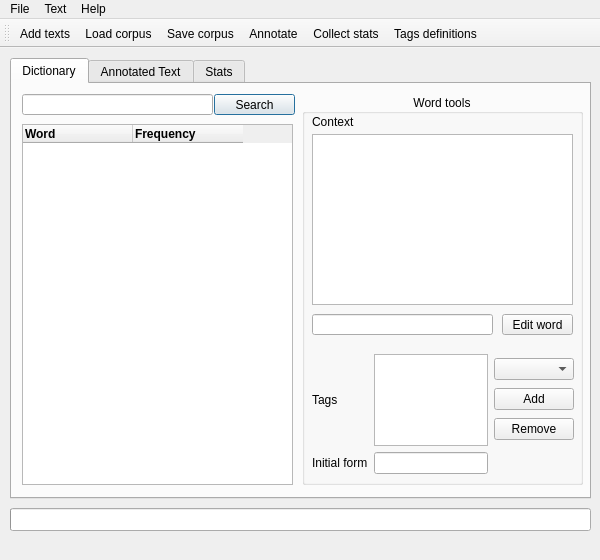
This is App/app_window.ui in vladrrv/BSU-NLP as Qt 5 draws it before an edit. The edited form follows.
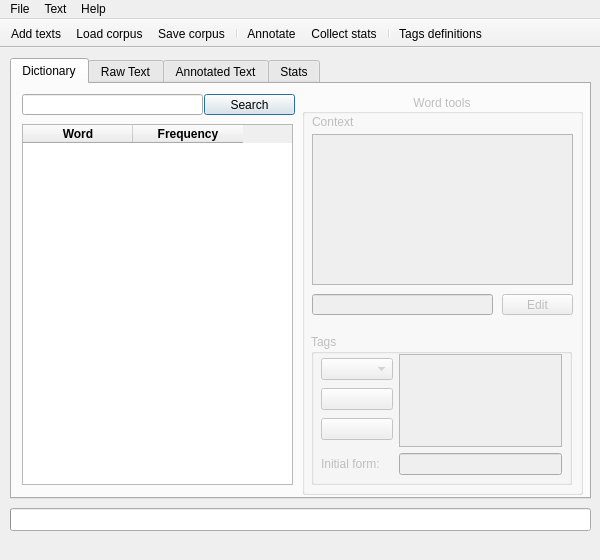
This is the edited form. The open tabs and pages were chosen to show the change. Icons and pictures are not drawn.

```diff
--- a/App/app_window.ui
+++ b/App/app_window.ui
@@ -117,7 +117,7 @@
         </font>
        </property>
        <property name="textAlignment">
-        <set>AlignLeading|AlignVCenter</set>
+        <set>AlignCenter</set>
        </property>
        <property name="background">
         <color alpha="20">
@@ -138,7 +138,7 @@
         </font>
        </property>
        <property name="textAlignment">
-        <set>AlignLeading|AlignVCenter</set>
+        <set>AlignCenter</set>
        </property>
        <property name="background">
         <color alpha="20">
@@ -152,9 +152,9 @@
      <widget class="QPushButton" name="pb_search">
       <property name="geometry">
        <rect>
-        <x>202</x>
+        <x>192</x>
         <y>10</y>
-        <width>81</width>
+        <width>91</width>
         <height>21</height>
        </rect>
       </property>
@@ -170,18 +170,21 @@
        <rect>
         <x>10</x>
         <y>10</y>
-        <width>191</width>
+        <width>181</width>
         <height>21</height>
        </rect>
       </property>
      </widget>
-     <widget class="QGroupBox" name="groupBox">
+     <widget class="QGroupBox" name="gb_word">
+      <property name="enabled">
+       <bool>false</bool>
+      </property>
       <property name="geometry">
        <rect>
         <x>290</x>
         <y>10</y>
         <width>281</width>
-        <height>391</height>
+        <height>401</height>
        </rect>
       </property>
       <property name="title">
@@ -196,7 +199,7 @@
          <x>10</x>
          <y>40</y>
          <width>261</width>
-         <height>171</height>
+         <height>151</height>
         </rect>
        </property>
       </widget>
@@ -204,7 +207,7 @@
        <property name="geometry">
         <rect>
          <x>10</x>
-         <y>220</y>
+         <y>200</y>
          <width>181</width>
          <height>21</height>
         </rect>
@@ -230,29 +233,65 @@
        <property name="geometry">
         <rect>
          <x>200</x>
-         <y>220</y>
+         <y>200</y>
          <width>71</width>
          <height>21</height>
         </rect>
        </property>
        <property name="text">
-        <string>Edit word</string>
+        <string>Edit</string>
+       </property>
+       <property name="icon">
+        <iconset resource="App.qrc">
+         <normaloff>:/icon/24/office/pencil_green.png</normaloff>:/icon/24/office/pencil_green.png</iconset>
        </property>
       </widget>
+      <widget class="QGroupBox" name="groupBox">
+       <property name="geometry">
+        <rect>
+         <x>9</x>
+         <y>240</y>
+         <width>261</width>
+         <height>151</height>
+        </rect>
+       </property>
+       <property name="title">
+        <string>Tags</string>
+       </property>
       <widget class="QWidget" name="gridLayoutWidget">
        <property name="geometry">
         <rect>
          <x>10</x>
-         <y>260</y>
-         <width>262</width>
-         <height>120</height>
+          <y>20</y>
+          <width>241</width>
+          <height>121</height>
         </rect>
        </property>
        <layout class="QGridLayout" name="gridLayout">
+         <item row="1" column="1">
+          <widget class="QLineEdit" name="le_initform">
+           <property name="enabled">
+            <bool>false</bool>
+           </property>
+           <property name="readOnly">
+            <bool>true</bool>
+           </property>
+          </widget>
+         </item>
         <item row="0" column="1">
          <widget class="QListWidget" name="lw_tags"/>
         </item>
-        <item row="0" column="2">
+         <item row="1" column="0">
+          <widget class="QLabel" name="label_initform">
+           <property name="enabled">
+            <bool>false</bool>
+           </property>
+           <property name="text">
+            <string>Initial form:</string>
+           </property>
+          </widget>
+         </item>
+         <item row="0" column="0">
          <layout class="QVBoxLayout" name="verticalLayout_2">
           <property name="spacing">
            <number>4</number>
@@ -263,45 +302,51 @@
           <item>
            <widget class="QPushButton" name="pb_addtag">
             <property name="text">
-             <string>Add</string>
+              <string/>
+             </property>
+             <property name="icon">
+              <iconset resource="App.qrc">
+               <normaloff>:/icon/24/abstract/plus_green.png</normaloff>:/icon/24/abstract/plus_green.png</iconset>
             </property>
            </widget>
           </item>
           <item>
            <widget class="QPushButton" name="pb_removetag">
-            <property name="text">
-             <string>Remove</string>
-            </property>
-           </widget>
-          </item>
-         </layout>
-        </item>
-        <item row="0" column="0">
-         <widget class="QLabel" name="label_tags">
-          <property name="text">
-           <string>Tags</string>
-          </property>
-         </widget>
-        </item>
-        <item row="1" column="0">
-         <widget class="QLabel" name="label_init">
-          <property name="text">
-           <string>Initial form</string>
-          </property>
-         </widget>
-        </item>
-        <item row="1" column="1">
-         <widget class="QLineEdit" name="le_initform">
           <property name="enabled">
-           <bool>true</bool>
-          </property>
-          <property name="readOnly">
-           <bool>true</bool>
-          </property>
+              <bool>false</bool>
+             </property>
+             <property name="toolTip">
+              <string extracomment="Remove"/>
+             </property>
+             <property name="text">
+              <string/>
+             </property>
+             <property name="icon">
+              <iconset resource="App.qrc">
+               <normaloff>:/icon/24/abstract/minus_red.png</normaloff>:/icon/24/abstract/minus_red.png</iconset>
+             </property>
          </widget>
         </item>
        </layout>
-      </widget>
+         </item>
+        </layout>
+       </widget>
+      </widget>
+     </widget>
+    </widget>
+    <widget class="QWidget" name="tab_4">
+     <attribute name="title">
+      <string>Raw Text</string>
+     </attribute>
+     <widget class="QTextBrowser" name="tb_raw">
+      <property name="geometry">
+       <rect>
+        <x>10</x>
+        <y>10</y>
+        <width>551</width>
+        <height>391</height>
+       </rect>
+      </property>
      </widget>
     </widget>
     <widget class="QWidget" name="tab_2">
@@ -457,6 +502,9 @@
    <property name="windowTitle">
     <string>toolBar</string>
    </property>
+   <property name="movable">
+    <bool>false</bool>
+   </property>
    <attribute name="toolBarArea">
     <enum>TopToolBarArea</enum>
    </attribute>
@@ -466,8 +514,10 @@
    <addaction name="action_add"/>
    <addaction name="action_load"/>
    <addaction name="action_save"/>
+   <addaction name="separator"/>
    <addaction name="action_annotate"/>
    <addaction name="action_collect"/>
+   <addaction name="separator"/>
    <addaction name="action_td"/>
   </widget>
   <action name="action_add">
```
Left out of the diff: 18 changed lines with no effect on the pictures. Lines whose indentation alone changed are shown as unchanged.
